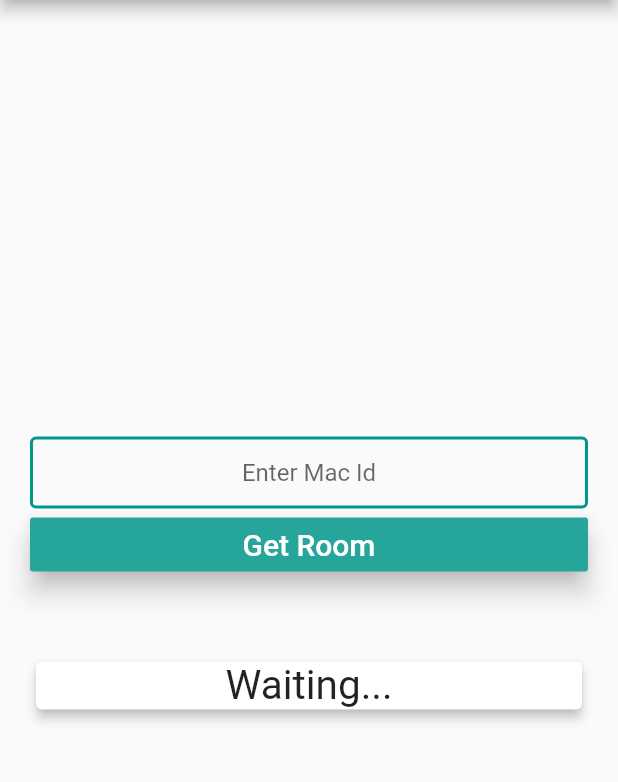
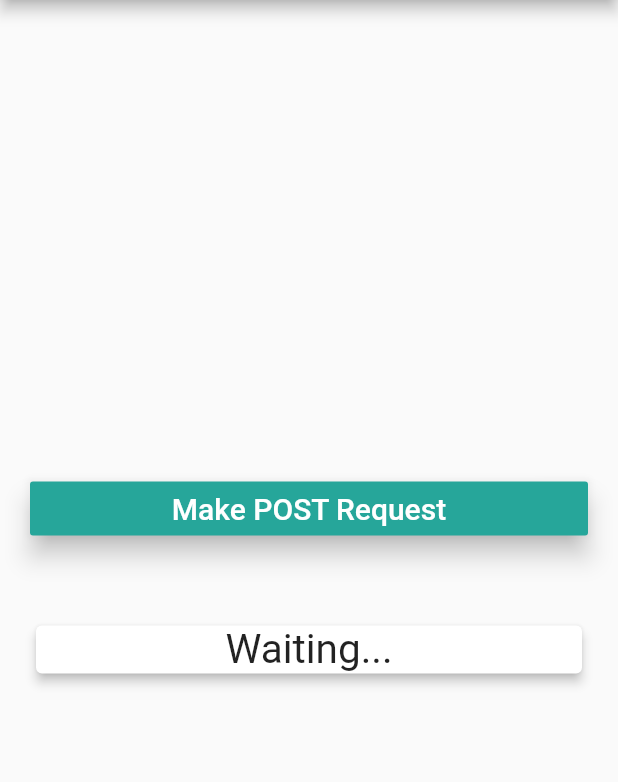
Before and after one commit to dxganta/Http-request-Flutter, a Flutter app: the screen it shows after launch, on a phone screen of 412 x 824 dp, the part 84-866 px from its top. Run offline on Flutter 3.47's test engine with Material 2 defaults, Android fonts, the phone set to English and light mode, and no system bars.

Commit message:
Working example of making POST Request

```diff
--- a/lib/main.dart
+++ b/lib/main.dart
@@ -1,8 +1,5 @@
-import 'dart:convert';
-
 import 'package:flutter/material.dart';
 import 'package:http/http.dart' as http;
-import 'package:httpdemo/constants.dart';
 
 void main() {
   runApp(MyApp());
@@ -28,20 +25,22 @@ class MyHomePage extends StatefulWidget {
 }
 
 class _MyHomePageState extends State<MyHomePage> {
-  final String url = 'http://www.demourl.com';
-  TextEditingController macIdHolder = TextEditingController();
+  final String url = 'https://jsonplaceholder.typicode.com/posts';
 
-  String room;
-  String macIdFromInput;
+  String output;
 
-  Future<String> getDataFromServer(String macId) async {
+  Future<String> makePOSTRequest() async {
     // make a post request to the api and store the response
-    http.Response response = await http.post(url, body: {'mac_id': macId});
-    if (response.statusCode == 200) {
+    String input = '{"title": "Hello", "body": "body text", "userId": 1}';
+    http.Response response = await http.post(
+      url,
+      headers: {"Content-type": "application/json"},
+      body: input,
+    );
+    if (response.statusCode == 201) {
       var data = response.body;
-      dynamic decodedData = jsonDecode(data);
-      // replace query_key with the key of the json output by the api
-      return decodedData['query_key'];
+//      dynamic decodedData = jsonDecode(data);
+      return data;
     } else {
       print(
           'Could not fetch data from api | Error Code: ${response.statusCode}');
@@ -61,27 +60,14 @@ class _MyHomePageState extends State<MyHomePage> {
           mainAxisAlignment: MainAxisAlignment.center,
           crossAxisAlignment: CrossAxisAlignment.stretch,
           children: <Widget>[
-            TextField(
-              controller: macIdHolder,
-              textAlign: TextAlign.center,
-              decoration: kTextFieldDecoration,
-              onChanged: (value) {
-                // we take the input in the textfield and store it in a variable macIdFromInput
-                macIdFromInput = value;
-              },
-            ),
             RaisedButton(
-              onPressed: () {
-                setState(() async {
-                  // we make request to the api using the macIdFromInput and store the output to the variable room
-                  room = await getDataFromServer(macIdFromInput);
-                  macIdHolder
-                      .clear(); // clear the textfield after clicking on button
-                });
+              onPressed: () async {
+                output = await makePOSTRequest();
+                setState(() {});
               },
               elevation: 7.0,
               child: Text(
-                'Get Room',
+                'Make POST Request',
                 style: TextStyle(
                   color: Colors.white,
                   fontSize: 20.0,
@@ -95,7 +81,7 @@ class _MyHomePageState extends State<MyHomePage> {
               child: Center(
                 child: Text(
                   // if the room variable is null return waiting... else return the value of room
-                  (room == null) ? 'Waiting...' : room,
+                  (output == null) ? 'Waiting...' : output,
                   style: TextStyle(
                     fontSize: 27.0,
                   ),
```
Also changed, not shown: pubspec.lock.
